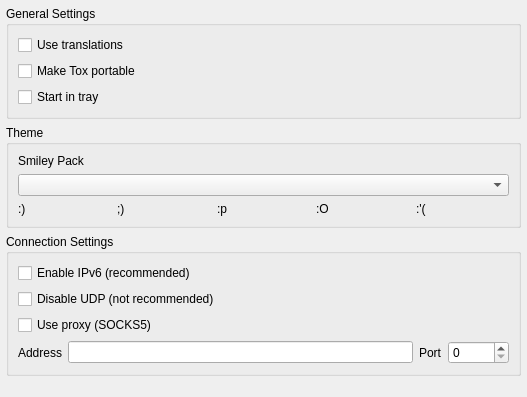
The window that widget/form/settings/generalsettings.ui (qTox/qTox) describes before a commit, drawn with Qt 5.
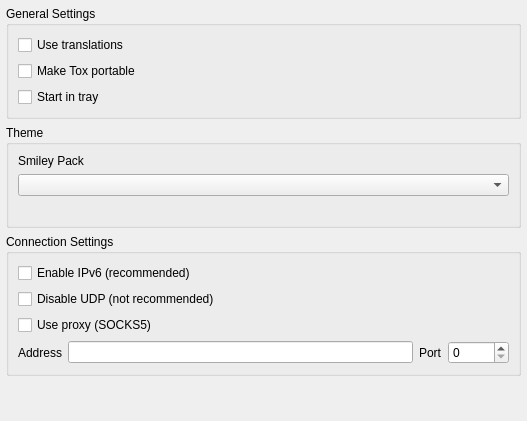
The same window after the commit.

Commit message:
error handling for missing graphical icons
preview of emoticons based on dynamic list of emoticons, not hardcoded anymore

Patch:
```diff
--- a/widget/form/settings/generalsettings.ui
+++ b/widget/form/settings/generalsettings.ui
@@ -7,7 +7,7 @@
     <x>0</x>
     <y>0</y>
     <width>527</width>
-    <height>397</height>
+    <height>421</height>
    </rect>
   </property>
   <property name="windowTitle">
@@ -80,7 +80,7 @@
            <string>:)</string>
           </property>
           <property name="text">
-           <string>:)</string>
+           <string/>
           </property>
          </widget>
         </item>
@@ -90,7 +90,7 @@
            <string>;)</string>
           </property>
           <property name="text">
-           <string>;)</string>
+           <string/>
           </property>
          </widget>
         </item>
@@ -100,7 +100,7 @@
            <string>:p</string>
           </property>
           <property name="text">
-           <string>:p</string>
+           <string/>
           </property>
          </widget>
         </item>
@@ -110,7 +110,7 @@
            <string>:O</string>
           </property>
           <property name="text">
-           <string>:O</string>
+           <string/>
           </property>
          </widget>
         </item>
@@ -120,7 +120,7 @@
            <string>:'(</string>
           </property>
           <property name="text">
-           <string>:'(</string>
+           <string/>
           </property>
          </widget>
         </item>
```
The commit also changes 2 other files.
